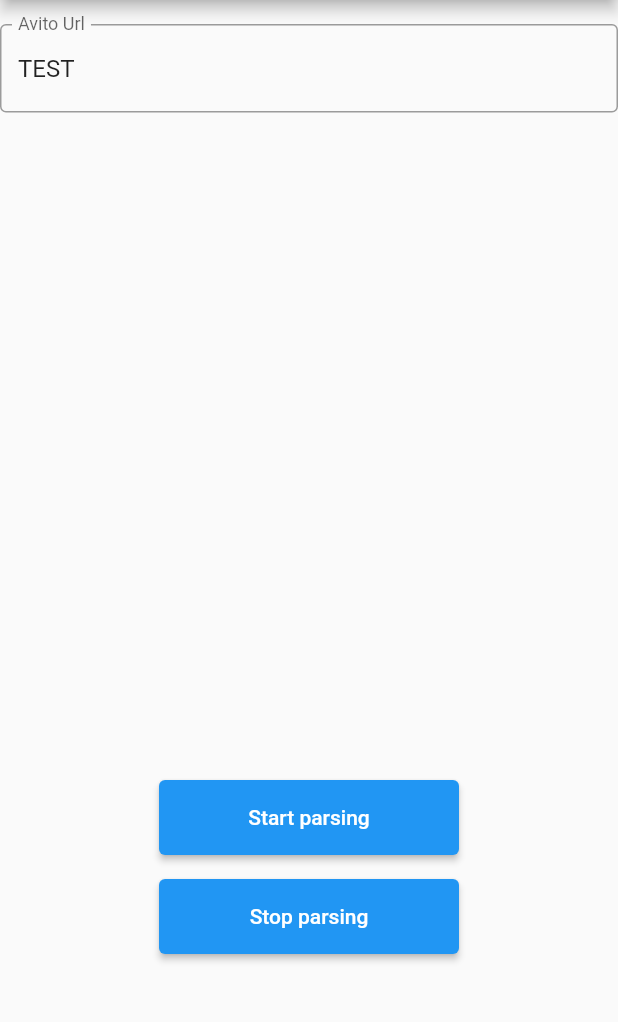
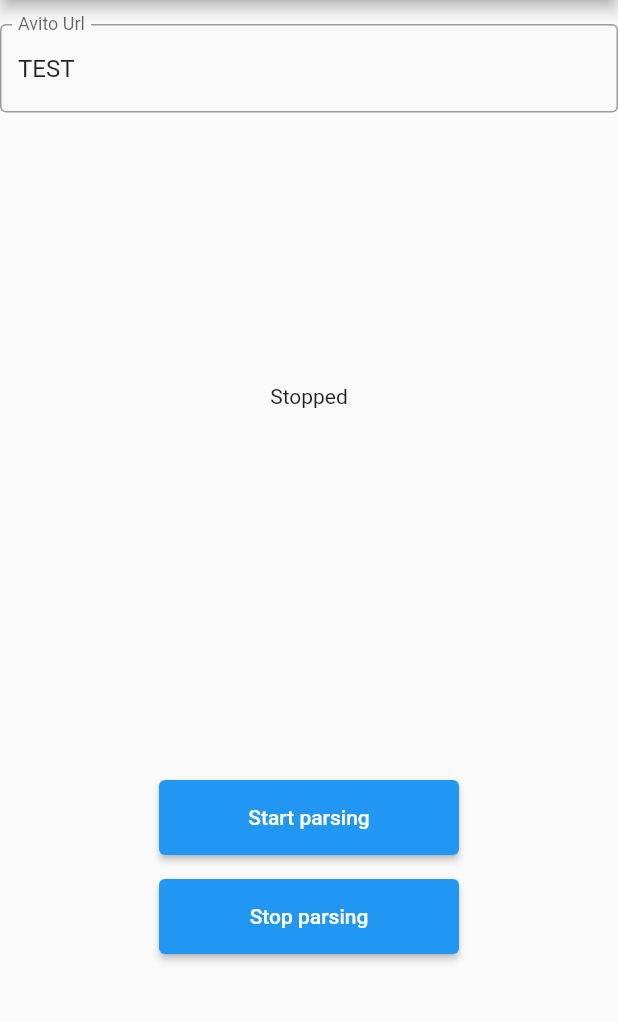
Before and after one commit to alexch33/avito_parser_fluter, a Flutter app: the screen it shows after launch, on a phone screen of 412 x 824 dp, the part 84-1106 px from its top. Run offline on Flutter 3.47's test engine with Material 2 defaults, Android fonts, the phone set to English and light mode, and no system bars; our stand-ins replace flutter_local_notifications, sembast; missing offline and left inert: workmanager.

Commit message:
small fix

```diff
--- a/lib/main.dart
+++ b/lib/main.dart
@@ -56,7 +56,7 @@ class MyHomePage extends StatefulWidget {
 }
 
 class _MyHomePageState extends State<MyHomePage> {
-  int _counter = 0;
+  String _curentStatus = "Stopped";
   final mainUrlController = TextEditingController();
   String userUrl = '';
 
@@ -76,7 +76,6 @@ class _MyHomePageState extends State<MyHomePage> {
 
   void _runParser() {
     setState(() {
-      _counter++;
     });
   }
 
@@ -99,7 +98,7 @@ class _MyHomePageState extends State<MyHomePage> {
                     ),
                     controller: mainUrlController),
               )),
-          Expanded(child: Text("")),
+          Expanded(child: Text(_curentStatus)),
           Expanded(
               child: Column(
             children: [
```
